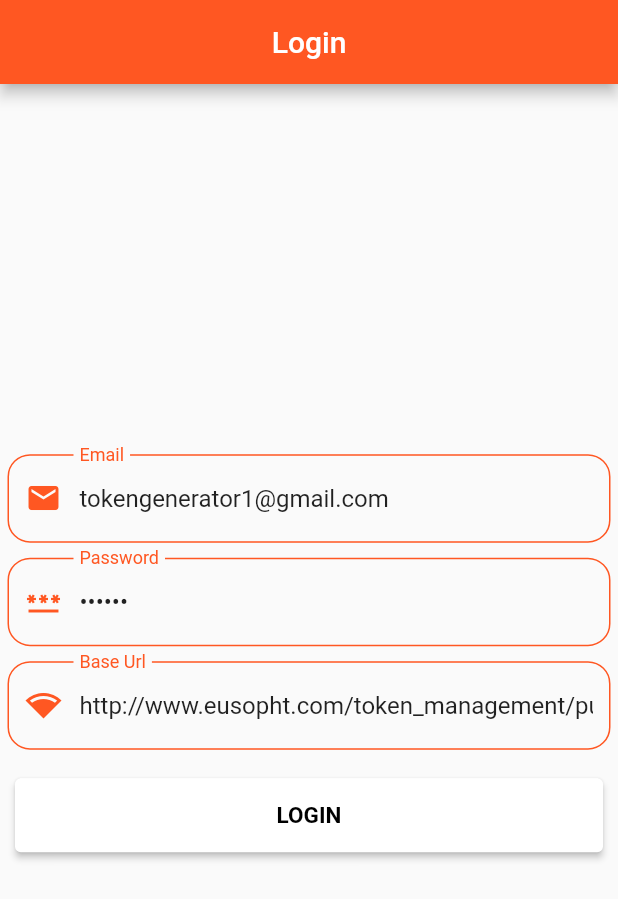
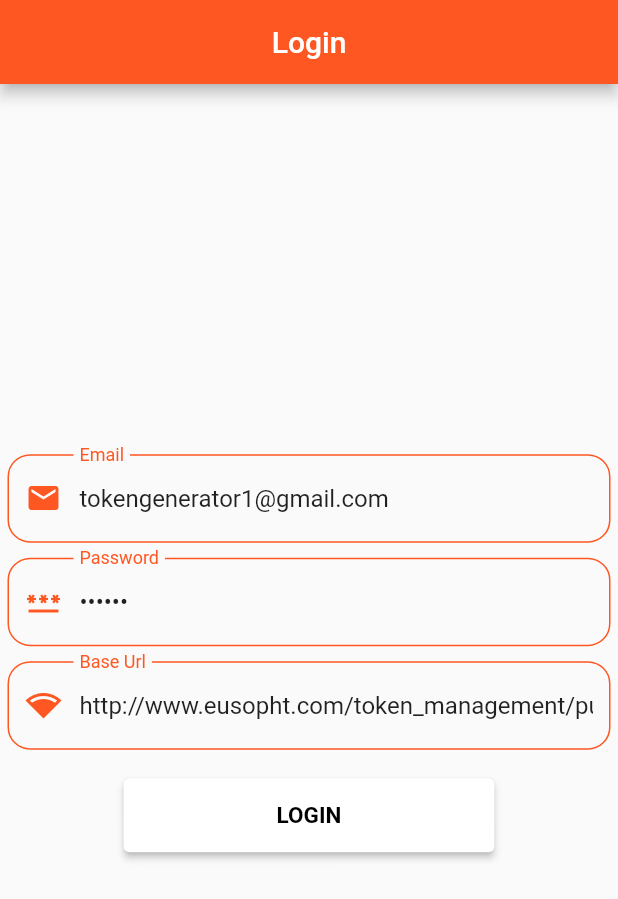
Before and after one commit to tauqeerkhattak/token_app, a Flutter app: the screen it shows after launch, on a phone screen of 412 x 824 dp. Shown: the top 899 px of the screen. Run offline on Flutter 3.47's test engine with Material 2 defaults, Android fonts, the phone set to English and light mode, and no system bars; drawn by our look-alikes of loading_overlay; our stand-ins replace get, get_storage.

```diff
--- a/lib/screens/login.dart
+++ b/lib/screens/login.dart
@@ -79,7 +79,8 @@ class Login extends StatelessWidget {
                   },
                 ),
                 CustomButton(
-
+                  buttonColor: Constants.primaryTextColor,
+                  width: MediaQuery.of(context).size.width * 0.6,
                   label: 'Login',
                   onTap: () => controller.login(),
                 ),
--- a/lib/widgets/custom_button.dart
+++ b/lib/widgets/custom_button.dart
@@ -1,35 +1,45 @@
 import 'package:flutter/material.dart';
-import 'package:token_app/utils/constants.dart';
 
 class CustomButton extends StatelessWidget {
   final String label;
   final Function() onTap;
+  final Color buttonColor;
+  final double? width;
 
-  const CustomButton({Key? key, required this.label, required this.onTap})
-      : super(key: key);
+  const CustomButton({
+    Key? key,
+    required this.label,
+    required this.onTap,
+    required this.buttonColor,
+    this.width,
+  }) : super(key: key);
 
   @override
   Widget build(BuildContext context) {
     return Container(
-      margin: EdgeInsets.only(top: 14,bottom: 14,left: 10,right: 10,),
-      width: MediaQuery.of(context).size.width ,
+      margin: const EdgeInsets.only(
+        top: 14,
+        bottom: 14,
+        left: 10,
+        right: 10,
+      ),
+      width: width ?? MediaQuery.of(context).size.width,
       height: MediaQuery.of(context).size.height * 0.06,
       child: ElevatedButton(
-
         onPressed: onTap,
         child: Text(
           label.toUpperCase(),
-          style: TextStyle(
-         //   color: Constants.primaryTextColor,
+          style: const TextStyle(
+            //   color: Constants.primaryTextColor,
             color: Colors.black,
             fontSize: 15,
             fontWeight: FontWeight.bold,
-
           ),
         ),
         style: ButtonStyle(
-      //    backgroundColor: MaterialStateProperty.all(Constants.primaryColor,),
-          backgroundColor: MaterialStateProperty.all(Colors.white)
+          backgroundColor: MaterialStateProperty.all(
+            buttonColor,
+          ),
         ),
       ),
     );
--- a/pubspec.yaml
+++ b/pubspec.yaml
@@ -38,6 +38,7 @@ dependencies:
   http: ^0.13.4
   get_storage: ^2.0.3
   loading_overlay: ^0.3.0
+  printing: ^5.8.0
 
 dev_dependencies:
   flutter_test:
```
Also changed, not shown: lib/controllers/dashboard_controller.dart (+46 -0 lines), lib/controllers/login_controller.dart (+10 -6 lines), lib/controllers/splash_controller.dart (+3 -4 lines), lib/screens/dashboard.dart (+51 -45 lines), lib/utils/network.dart (+34 -8 lines), lib/utils/services.dart (+64 -7 lines), pubspec.lock.
